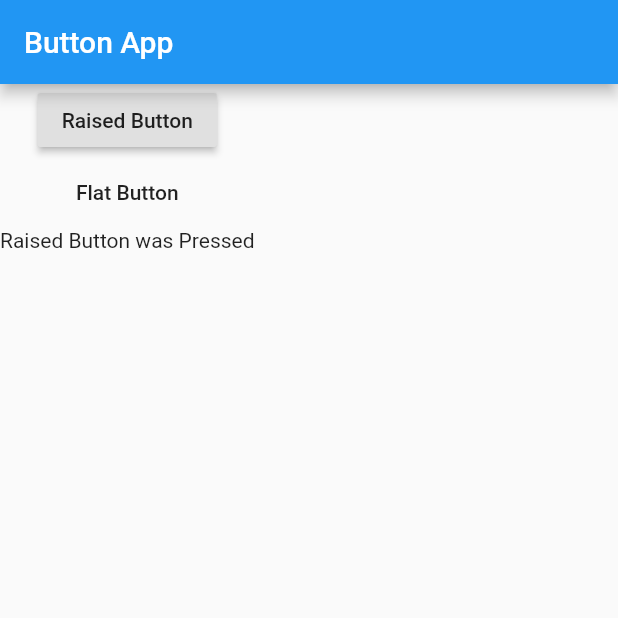
After one commit to rahulkhatri19/flutter_first, a Flutter app: the ButtonApp screen opened directly, after a tap on "Raised Button", on a phone screen of 412 x 824 dp, the top half of it. The commit adds this screen. Run offline on Flutter 3.47's test engine with Material 2 defaults, Android fonts, the phone set to English and light mode, and no system bars.

Commit message:
TabBar, bottomNavBar, Button, checkbox, RadioButton, Slider, Switch, TextFiled

```diff
--- /dev/null
+++ b/lib/input_selection/Button.dart
@@ -0,0 +1,44 @@
+import 'package:flutter/material.dart';
+
+void main() {
+  runApp(new MaterialApp(home: ButtonApp()));
+}
+
+class ButtonApp extends StatefulWidget {
+  @override
+  _button createState() => new _button();
+}
+
+class _button extends State<ButtonApp> {
+  String _text = '';
+
+  void buttonMethod(value) {
+    setState(() {
+      _text = value;
+    });
+  }
+
+  @override
+  Widget build(BuildContext context) {
+    return new Scaffold(
+      appBar: new AppBar(
+        title: new Text("Button App"),
+      ),
+      body: new Column(
+        children: <Widget>[
+          new RaisedButton(
+              onPressed: () {
+                buttonMethod('Raised Button was Pressed');
+              },
+              child: new Text('Raised Button')),
+          new FlatButton(
+              onPressed: () {
+                buttonMethod('Flat Button was Pressed');
+              },
+              child: new Text('Flat Button')),
+          new Text(_text)
+        ],
+      ),
+    );
+  }
+}
```
Also changed, not shown: lib/appbars_listView/TabBar.dart (+47 -4 lines), lib/input_selection/Checkbox.dart (added, +33 -0 lines), lib/input_selection/RadioButton.dart (added, +54 -0 lines), lib/input_selection/Slider.dart (added, +41 -0 lines), lib/input_selection/Switch.dart (added, +35 -0 lines), lib/input_selection/TextField.dart (added, +40 -0 lines).
